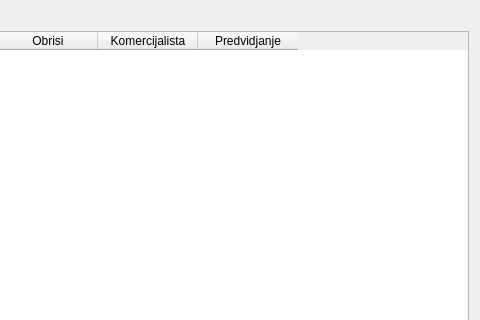
First picture: the form in gui/POVI/commandsview.ui, repository Loptica23/POVI, before the edit; both pictures show x 514 to 994 and y 0 to 320 of the 994 by 583 pixel window.
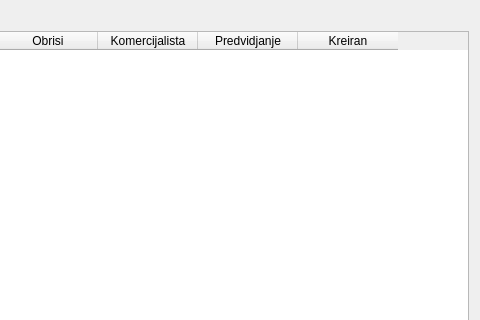
Second picture: the form after the edit.

What changed in the file:
```diff
--- a/gui/POVI/commandsview.ui
+++ b/gui/POVI/commandsview.ui
@@ -63,6 +63,11 @@
        <string>Predvidjanje</string>
       </property>
      </column>
+     <column>
+      <property name="text">
+       <string>Kreiran</string>
+      </property>
+     </column>
     </widget>
    </item>
    <item>
```
